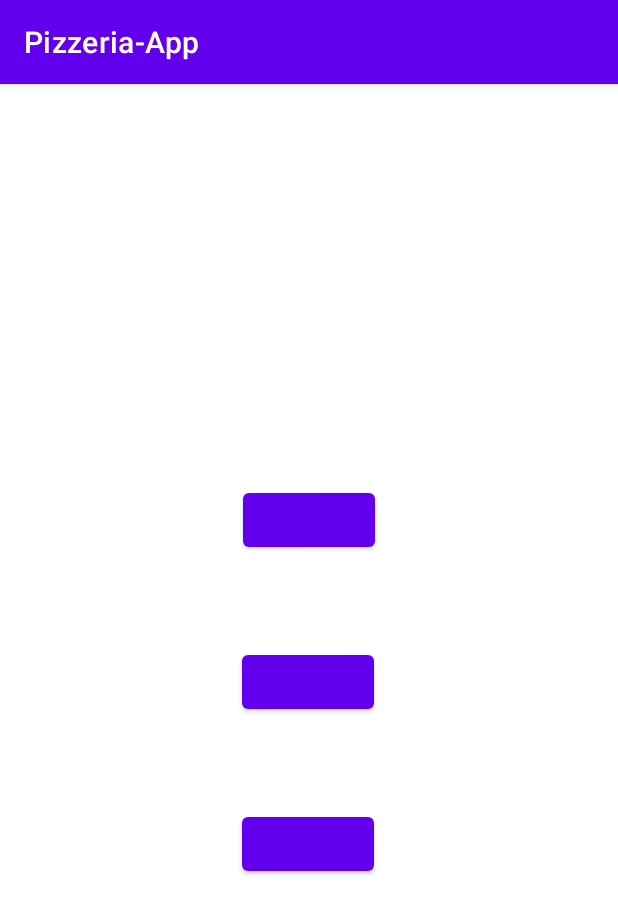
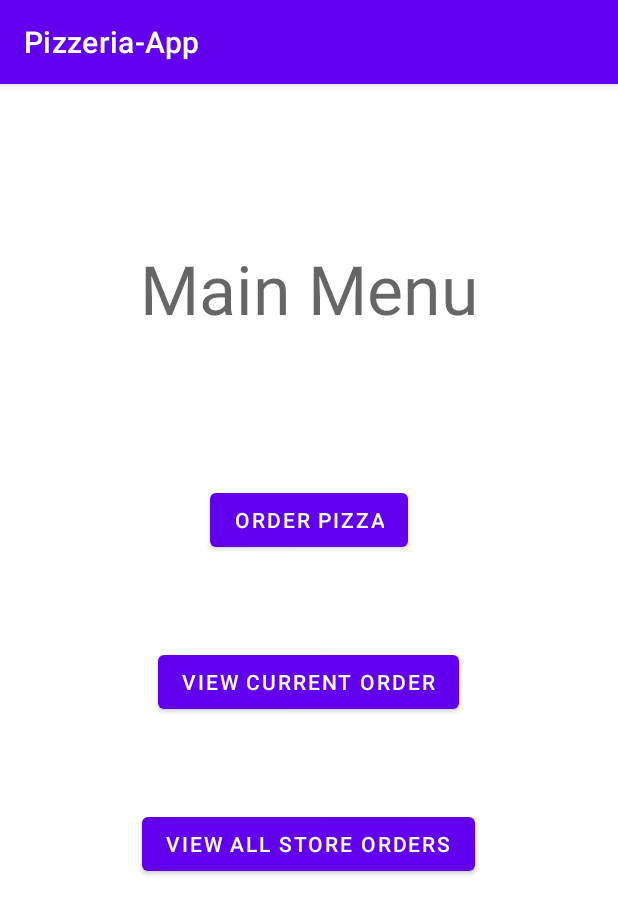
Before and after one commit to JDunich/Pizzeria-App, an Android app: the screen it shows after launch (MainActivity), on a phone screen of 412 x 824 dp. Shown: the top 914 px of the screen. Run offline under Robolectric (Android 15) with nearby library versions, the phone set to English and light mode, and no system bars.

```diff
--- a/app/src/main/AndroidManifest.xml
+++ b/app/src/main/AndroidManifest.xml
@@ -10,6 +10,11 @@
             android:supportsRtl="true"
             android:theme="@style/Theme.PizzeriaApp">
         <activity
+            android:name=".PizzaActivity"
+            android:label="Order Pizza"
+            android:parentActivityName=".MainActivity">
+        </activity>
+        <activity
             android:name=".MainActivity"
             android:exported="true">
             <intent-filter>
--- /dev/null
+++ b/app/src/main/java/com/example/pizzeria_app/PizzaActivity.java
@@ -0,0 +1,6 @@
+package com.example.pizzeria_app;
+
+import android.app.Activity;
+
+public class PizzaActivity extends Activity {
+}
--- a/app/src/main/res/layout/activity_main.xml
+++ b/app/src/main/res/layout/activity_main.xml
@@ -10,6 +10,7 @@
         android:id="@+id/Title"
         android:layout_width="wrap_content"
         android:layout_height="wrap_content"
+        android:text="@string/main_menu"
         android:textAppearance="@style/TextAppearance.AppCompat.Display2"
         app:layout_constraintBottom_toBottomOf="parent"
         app:layout_constraintLeft_toLeftOf="parent"
@@ -23,6 +24,7 @@
         android:layout_width="wrap_content"
         android:layout_height="wrap_content"
         android:layout_marginTop="100dp"
+        android:text="@string/order_pizza"
         app:layout_constraintEnd_toEndOf="parent"
         app:layout_constraintStart_toStartOf="parent"
         app:layout_constraintTop_toBottomOf="@+id/Title"
@@ -33,6 +35,7 @@
         android:layout_width="wrap_content"
         android:layout_height="wrap_content"
         android:layout_marginTop="60dp"
+        android:text="@string/view_current"
         app:layout_constraintEnd_toEndOf="parent"
         app:layout_constraintHorizontal_bias="0.497"
         app:layout_constraintStart_toStartOf="parent"
@@ -44,6 +47,7 @@
         android:layout_width="wrap_content"
         android:layout_height="wrap_content"
         android:layout_marginTop="60dp"
+        android:text="@string/view_all"
         app:layout_constraintEnd_toEndOf="parent"
         app:layout_constraintHorizontal_bias="0.497"
         app:layout_constraintStart_toStartOf="parent"
```
Also changed, not shown: app/src/main/res/layout/activity_pizza.xml (added, +9 -0 lines).
